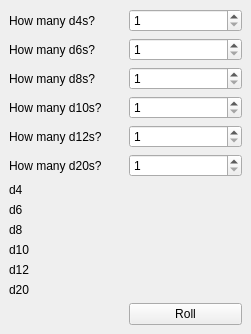
Old version of the form ui/mainwindow.ui in the repository usrfriendly/dicerollgui.
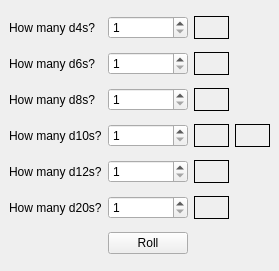
New version of the form.

Commit message: Added d10 Percentage Rolls

Diff of the .ui file:
```diff
--- a/ui/mainwindow.ui
+++ b/ui/mainwindow.ui
@@ -6,8 +6,8 @@
    <rect>
     <x>0</x>
     <y>0</y>
-    <width>251</width>
-    <height>311</height>
+    <width>279</width>
+    <height>271</height>
    </rect>
   </property>
   <property name="windowTitle">
@@ -29,6 +29,19 @@
       </property>
      </widget>
     </item>
+    <item row="0" column="2">
+     <widget class="QLabel" name="d4Roll">
+      <property name="autoFillBackground">
+       <bool>false</bool>
+      </property>
+      <property name="frameShape">
+       <enum>QFrame::Box</enum>
+      </property>
+      <property name="text">
+       <string/>
+      </property>
+     </widget>
+    </item>
     <item row="1" column="0">
      <widget class="QLabel" name="label_2">
       <property name="text">
@@ -43,6 +56,19 @@
       </property>
      </widget>
     </item>
+    <item row="1" column="2">
+     <widget class="QLabel" name="d6Roll">
+      <property name="autoFillBackground">
+       <bool>false</bool>
+      </property>
+      <property name="frameShape">
+       <enum>QFrame::Box</enum>
+      </property>
+      <property name="text">
+       <string/>
+      </property>
+     </widget>
+    </item>
     <item row="2" column="0">
      <widget class="QLabel" name="label_3">
       <property name="text">
@@ -57,6 +83,19 @@
       </property>
      </widget>
     </item>
+    <item row="2" column="2">
+     <widget class="QLabel" name="d8Roll">
+      <property name="autoFillBackground">
+       <bool>false</bool>
+      </property>
+      <property name="frameShape">
+       <enum>QFrame::Box</enum>
+      </property>
+      <property name="text">
+       <string/>
+      </property>
+     </widget>
+    </item>
     <item row="3" column="0">
      <widget class="QLabel" name="label_4">
       <property name="text">
@@ -71,6 +110,35 @@
       </property>
      </widget>
     </item>
+    <item row="3" column="2">
+     <widget class="QLabel" name="d10Roll">
+      <property name="autoFillBackground">
+       <bool>false</bool>
+      </property>
+      <property name="frameShape">
+       <enum>QFrame::Box</enum>
+      </property>
+      <property name="text">
+       <string/>
+      </property>
+     </widget>
+    </item>
+    <item row="3" column="3">
+     <widget class="QLabel" name="d10PRoll">
+      <property name="toolTip">
+       <string>Percentage Roll</string>
+      </property>
+      <property name="frameShape">
+       <enum>QFrame::Box</enum>
+      </property>
+      <property name="frameShadow">
+       <enum>QFrame::Plain</enum>
+      </property>
+      <property name="text">
+       <string/>
+      </property>
+     </widget>
+    </item>
     <item row="4" column="0">
      <widget class="QLabel" name="label_5">
       <property name="text">
@@ -85,6 +153,19 @@
       </property>
      </widget>
     </item>
+    <item row="4" column="2">
+     <widget class="QLabel" name="d12Roll">
+      <property name="autoFillBackground">
+       <bool>false</bool>
+      </property>
+      <property name="frameShape">
+       <enum>QFrame::Box</enum>
+      </property>
+      <property name="text">
+       <string/>
+      </property>
+     </widget>
+    </item>
     <item row="5" column="0">
      <widget class="QLabel" name="label_6">
       <property name="text">
@@ -99,109 +180,20 @@
       </property>
      </widget>
     </item>
-    <item row="6" column="0">
-     <widget class="QLabel" name="d4Label">
-      <property name="text">
-       <string>d4</string>
-      </property>
-     </widget>
-    </item>
-    <item row="6" column="1">
-     <widget class="QLabel" name="d4Roll">
-      <property name="autoFillBackground">
-       <bool>false</bool>
-      </property>
-      <property name="text">
-       <string/>
-      </property>
-     </widget>
-    </item>
-    <item row="7" column="0">
-     <widget class="QLabel" name="d6Label">
-      <property name="text">
-       <string>d6</string>
-      </property>
-     </widget>
-    </item>
-    <item row="7" column="1">
-     <widget class="QLabel" name="d6Roll">
-      <property name="autoFillBackground">
-       <bool>false</bool>
-      </property>
-      <property name="text">
-       <string/>
-      </property>
-     </widget>
-    </item>
-    <item row="8" column="0">
-     <widget class="QLabel" name="d8Label">
-      <property name="text">
-       <string>d8</string>
-      </property>
-     </widget>
-    </item>
-    <item row="8" column="1">
-     <widget class="QLabel" name="d8Roll">
-      <property name="autoFillBackground">
-       <bool>false</bool>
-      </property>
-      <property name="text">
-       <string/>
-      </property>
-     </widget>
-    </item>
-    <item row="9" column="0">
-     <widget class="QLabel" name="d10Label">
-      <property name="text">
-       <string>d10</string>
-      </property>
-     </widget>
-    </item>
-    <item row="9" column="1">
-     <widget class="QLabel" name="d10Roll">
-      <property name="autoFillBackground">
-       <bool>false</bool>
-      </property>
-      <property name="text">
-       <string/>
-      </property>
-     </widget>
-    </item>
-    <item row="10" column="0">
-     <widget class="QLabel" name="d12Label">
-      <property name="text">
-       <string>d12</string>
-      </property>
-     </widget>
-    </item>
-    <item row="10" column="1">
-     <widget class="QLabel" name="d12Roll">
-      <property name="autoFillBackground">
-       <bool>false</bool>
-      </property>
-      <property name="text">
-       <string/>
-      </property>
-     </widget>
-    </item>
-    <item row="11" column="0">
-     <widget class="QLabel" name="d12Label_2">
-      <property name="text">
-       <string>d20</string>
-      </property>
-     </widget>
-    </item>
-    <item row="11" column="1">
+    <item row="5" column="2">
      <widget class="QLabel" name="d20Roll">
       <property name="autoFillBackground">
        <bool>false</bool>
       </property>
+      <property name="frameShape">
+       <enum>QFrame::Box</enum>
+      </property>
       <property name="text">
        <string/>
       </property>
      </widget>
     </item>
-    <item row="12" column="1">
+    <item row="6" column="1">
      <widget class="QPushButton" name="rollButton">
       <property name="text">
        <string>Roll</string>
```
The commit also changes 4 other files.
